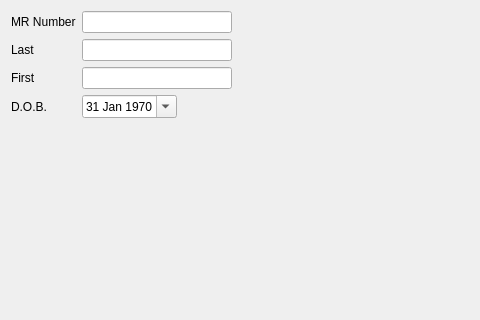
Above: mtrack/npw_page00.ui from kyledevans/Medicine-Track before the change; both pictures show x 0 to 480 and y 0 to 320 of the 688 by 481 pixel window. Below: the same form after it.
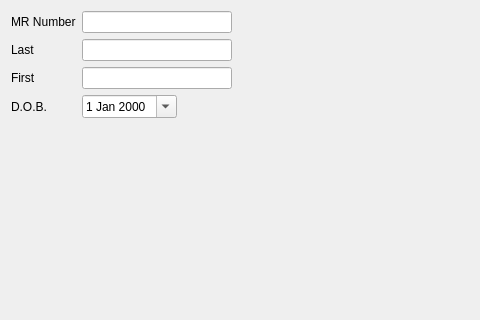
That is the form after the change.

Commit message: New shipment wizard works. 	modified:   mtrack/alertinterface.cpp 	modified:   mtrack/altershipmentwizard.cpp 	modified:   mtrack/altershipmentwizard.h 	modified:   mtrack/asw_page00.cpp 	modified:   mtrack/asw_page00.ui 	modified:   mtrack/medicationsframe.cpp 	modified:   mtrack/medicationsframe.h 	modified:   mtrack/npw_page00.cpp 	modified:   mtrack/npw_page00.ui

What changed in the file:
```diff
--- a/mtrack/npw_page00.ui
+++ b/mtrack/npw_page00.ui
@@ -138,16 +138,6 @@
     <layout class="QHBoxLayout" name="horizontalLayout_3">
      <item>
       <widget class="QDateEdit" name="dobField">
-       <property name="dateTime">
-        <datetime>
-         <hour>0</hour>
-         <minute>0</minute>
-         <second>0</second>
-         <year>1970</year>
-         <month>1</month>
-         <day>31</day>
-        </datetime>
-       </property>
        <property name="calendarPopup">
         <bool>true</bool>
        </property>
```
The commit also changes 8 other files.
